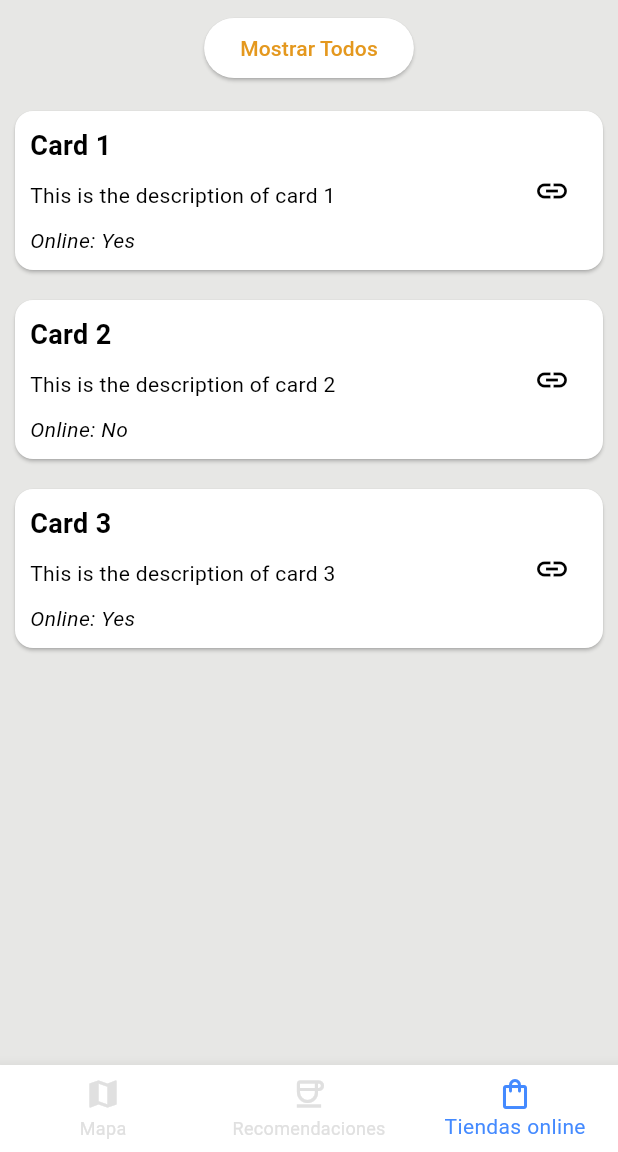
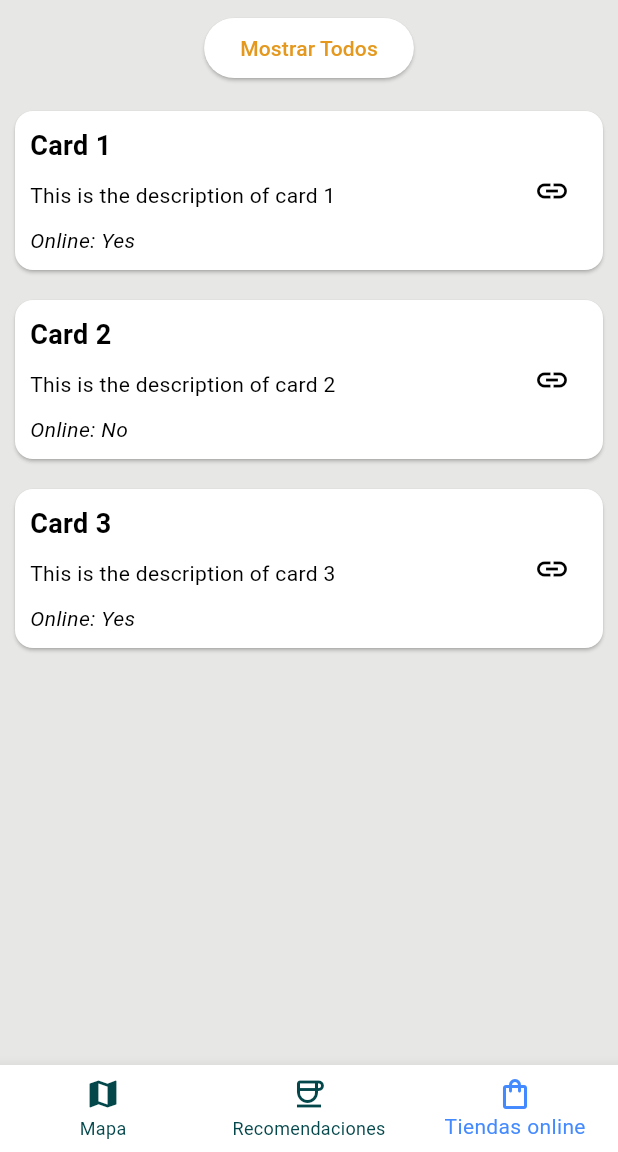
Before and after one commit to iTzGooDLife/neighborcafe, a Flutter app: the MainScreenWrapper screen opened directly, item 3 of the bottom bar chosen, on a phone screen of 412 x 824 dp, the part 84-1236 px from its top. Run offline on Flutter 3.47's test engine with Material 3 defaults, Android fonts, the phone set to English and light mode, and no system bars; our stand-ins replace cloud_firestore, firebase_auth, firebase_core, flutter_dotenv, flutter_secure_storage, google_maps_flutter and 1 more; accounts and stored records are empty; generated files the repository leaves out were written again.

Commit message:
style: import navbar style during light mode

```diff
--- a/neighborcafe/lib/src/components/bottom_navigation_bar.dart
+++ b/neighborcafe/lib/src/components/bottom_navigation_bar.dart
@@ -1,4 +1,5 @@
 import 'package:flutter/material.dart';
+import '../settings/app_colors.dart';
 
 class BottomNavBar extends StatelessWidget {
   final int selectedIndex;
@@ -12,6 +13,7 @@ class BottomNavBar extends StatelessWidget {
 
   @override
   Widget build(BuildContext context) {
+    final isDarkMode = Theme.of(context).brightness == Brightness.dark;
     return BottomNavigationBar(
       items: const <BottomNavigationBarItem>[
         BottomNavigationBarItem(
@@ -29,11 +31,13 @@ class BottomNavBar extends StatelessWidget {
       ],
       currentIndex: selectedIndex == 3 ? 2 : selectedIndex,
       // selectedItemColor: Colors.blueAccent,
-      selectedItemColor:
-          selectedIndex == 3 ? Colors.grey[300] : Colors.blueAccent,
+      selectedItemColor: selectedIndex == 3
+          ? (!isDarkMode ? AppColors.secondaryColor : Colors.grey[300])
+          : Colors.blueAccent,
       selectedFontSize: selectedIndex == 3 ? 12.0 : 14.0,
 
-      unselectedItemColor: Colors.grey[300],
+      unselectedItemColor:
+          !isDarkMode ? AppColors.secondaryColor : Colors.grey[300],
       onTap: (index) {
         onItemTapped(index);
       },
```
